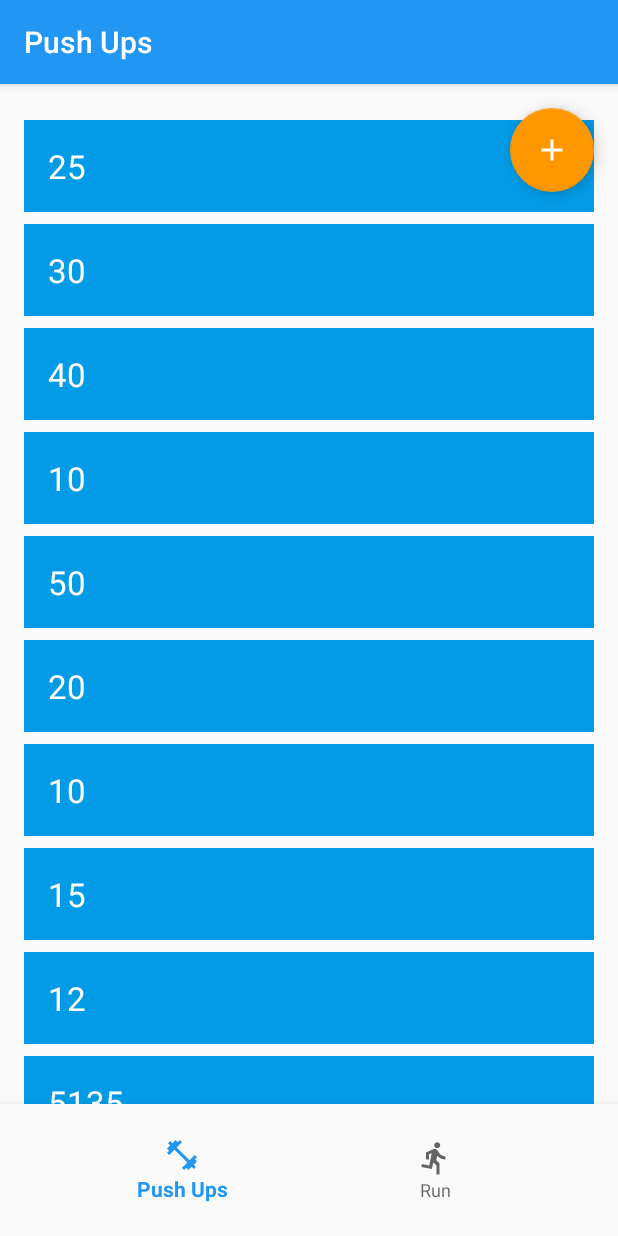
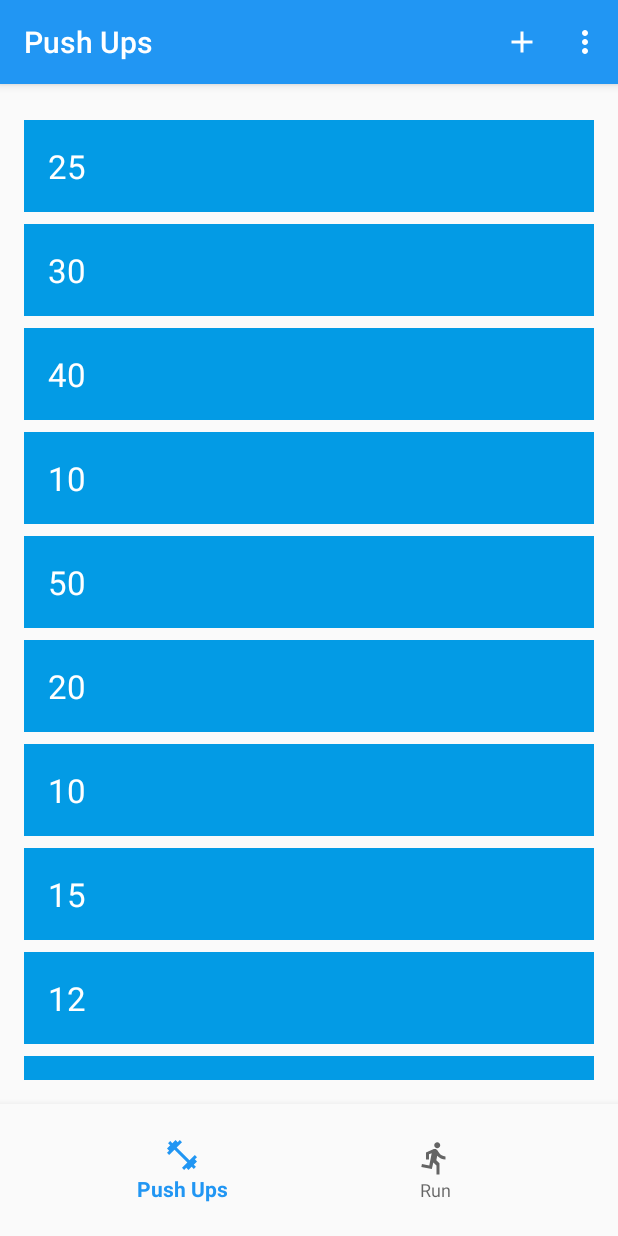
Before and after one commit to Kyuuari/Workup, an Android app: the screen it shows after launch (MainActivity), on a phone screen of 412 x 824 dp. Run offline under Robolectric (Android 15) with nearby library versions, the phone set to English and light mode, and no system bars; our stand-ins replace Room's generated code, navigation-ui.

Commit message:
added run dao

```diff
--- a/app/build.gradle
+++ b/app/build.gradle
@@ -17,6 +17,10 @@ android {
             proguardFiles getDefaultProguardFile('proguard-android-optimize.txt'), 'proguard-rules.pro'
         }
     }
+    compileOptions {
+        sourceCompatibility = 1.8
+        targetCompatibility = 1.8
+    }
 }
 
 dependencies {
--- a/app/src/main/java/sheridan/caric/project/db/PushupDao.java
+++ b/app/src/main/java/sheridan/caric/project/db/PushupDao.java
@@ -5,6 +5,7 @@ import java.util.List;
 
 import androidx.lifecycle.LiveData;
 import androidx.room.Dao;
+import androidx.room.Delete;
 import androidx.room.Insert;
 import androidx.room.OnConflictStrategy;
 import androidx.room.Query;
@@ -14,9 +15,15 @@ public interface PushupDao {
     @Insert(onConflict = OnConflictStrategy.IGNORE)
     void insert(Pushup pushup);
 
-    @Query("DELETE FROM pushup_table")
-    void deleteAll();
+    @Delete
+    void deletePushup(Pushup pushup);
+
+    @Query("DELETE FROM pushup_table WHERE id = :id")
+    void deletePushupById(long id);
 
     @Query("SELECT * from pushup_table ORDER BY id ASC")
     LiveData<List<Pushup>> getAllPushups();
+
+    @Query("DELETE FROM pushup_table")
+    void deleteAllPushups();
 }
--- /dev/null
+++ b/app/src/main/java/sheridan/caric/project/db/RunDao.java
@@ -0,0 +1,28 @@
+package sheridan.caric.project.db;
+
+import java.util.List;
+
+import androidx.lifecycle.LiveData;
+import androidx.room.Dao;
+import androidx.room.Delete;
+import androidx.room.Insert;
+import androidx.room.OnConflictStrategy;
+import androidx.room.Query;
+
+@Dao
+public interface RunDao {
+    @Insert(onConflict = OnConflictStrategy.IGNORE)
+    void insert(Run run);
+
+    @Delete
+    void deleteRun(Run run);
+
+    @Query("DELETE FROM run_table WHERE id = :id")
+    void deleteRunById(long id);
+
+    @Query("SELECT * from run_table ORDER BY id ASC")
+    LiveData<List<Pushup>> getAllRuns();
+
+    @Query("DELETE FROM run_table")
+    void deleteAllRuns();
+}
--- a/app/src/main/java/sheridan/caric/project/db/WorkOutRoomDatabase.java
+++ b/app/src/main/java/sheridan/caric/project/db/WorkOutRoomDatabase.java
@@ -9,9 +9,10 @@ import androidx.room.Room;
 import androidx.room.RoomDatabase;
 import androidx.sqlite.db.SupportSQLiteDatabase;
 
-@Database(entities ={Pushup.class},version = 1,exportSchema = false)
+@Database(entities ={Pushup.class,Run.class},version = 1,exportSchema = false)
 public abstract class WorkOutRoomDatabase extends RoomDatabase {
     public abstract PushupDao pushupDao();
+    public abstract RunDao runDao();
     private static WorkOutRoomDatabase INSTANCE;
 
     public static WorkOutRoomDatabase getDatabase(final Context context) {
@@ -49,11 +50,13 @@ public abstract class WorkOutRoomDatabase extends RoomDatabase {
     //Inner Class
     private static class PopulateDbAsync extends AsyncTask<Void, Void, Void> {
 
-        private final PushupDao mDao;
+        private final RunDao runDao;
+        private final PushupDao pushupDao;
         long[] pushes = {25,30,40,10,50,20,10,15,12,5135,4123,12,443,21};
 
         PopulateDbAsync(WorkOutRoomDatabase db) {
-            mDao = db.pushupDao();
+            pushupDao = db.pushupDao();
+            runDao = db.runDao();
         }
 
         @Override
@@ -61,11 +64,11 @@ public abstract class WorkOutRoomDatabase extends RoomDatabase {
             // Start the app with a clean database every time.
             // Not needed if you only populate the database
             // when it is first created
-            mDao.deleteAll();
+            pushupDao.deleteAllPushups();
 
             for (int i = 0; i <= pushes.length - 1; i++) {
                 Pushup pushup = new Pushup(pushes[i]);
-                mDao.insert(pushup);
+                pushupDao.insert(pushup);
             }
             return null;
         }
--- a/app/src/main/java/sheridan/caric/project/ui/PushupListAdapter.java
+++ b/app/src/main/java/sheridan/caric/project/ui/PushupListAdapter.java
@@ -1,27 +1,42 @@
 package sheridan.caric.project.ui;
 
 import android.content.Context;
+import android.content.DialogInterface;
 import android.view.LayoutInflater;
 import android.view.View;
 import android.view.ViewGroup;
 import android.widget.TextView;
+import android.widget.Toast;
 
 import java.util.List;
+import java.util.zip.Inflater;
 
+import androidx.appcompat.app.AlertDialog;
+import androidx.appcompat.app.AppCompatActivity;
+import androidx.fragment.app.DialogFragment;
+import androidx.fragment.app.FragmentManager;
+import androidx.lifecycle.ViewModel;
+import androidx.lifecycle.ViewModelProvider;
+import androidx.lifecycle.ViewModelProviders;
 import androidx.recyclerview.widget.RecyclerView;
 import sheridan.caric.project.R;
 import sheridan.caric.project.db.Pushup;
+import sheridan.caric.project.ui.pushups.PushupViewModel;
 
 public class PushupListAdapter extends RecyclerView.Adapter<PushupListAdapter.PushupViewHolder> {
 
     private final LayoutInflater mInflater;
-    private List<Pushup> mPushups; // Cached copy of words
+    private List<Pushup> mPushups;
+    private View itemView;
+    private View.OnClickListener mOnItemClickListener;
+
 
     public PushupListAdapter(Context context) { mInflater = LayoutInflater.from(context); }
 
     @Override
     public PushupViewHolder onCreateViewHolder(ViewGroup parent, int viewType) {
-        View itemView = mInflater.inflate(R.layout.recyclerview_item, parent, false);
+        itemView = mInflater.inflate(R.layout.recyclerview_item, parent, false);
+//        itemView.setOnClickListener(v->openDialog());
         return new PushupViewHolder(itemView);
     }
 
@@ -29,10 +44,11 @@ public class PushupListAdapter extends RecyclerView.Adapter<PushupListAdapter.Pu
     public void onBindViewHolder(PushupViewHolder holder, int position) {
         if (mPushups != null) {
             Pushup current = mPushups.get(position);
-            holder.wordItemView.setText(String.valueOf(current.getAmount()));
+            holder.pushupsItemView.setText(String.valueOf(current.getAmount()));
+            holder.pushupsItemView.setId(position);
         } else {
             // Covers the case of data not being ready yet.
-            holder.wordItemView.setText("No Word");
+            holder.pushupsItemView.setText("No Pushups Set");
         }
     }
 
@@ -40,6 +56,17 @@ public class PushupListAdapter extends RecyclerView.Adapter<PushupListAdapter.Pu
         mPushups = pushups;
         notifyDataSetChanged();
     }
+
+    public void openDialog(){
+        FragmentManager manager = ((AppCompatActivity)itemView.getContext()).getSupportFragmentManager();
+        DialogFragment frag = new PushupsEditDialog();
+        frag.show(manager,"Hello");
+    }
+
+    public void setOnItemClickListener(View.OnClickListener itemClickListener) {
+        mOnItemClickListener = itemClickListener;
+    }
+
 
     // getItemCount() is called many times, and when it is first called,
     // mWords has not been updated (means initially, it's null, and we can't return null).
@@ -51,11 +78,21 @@ public class PushupListAdapter extends RecyclerView.Adapter<PushupListAdapter.Pu
     }
 
     class PushupViewHolder extends RecyclerView.ViewHolder {
-        private final TextView wordItemView;
+        private final TextView pushupsItemView;
+        private Pushup pushup;
 
         private PushupViewHolder(View itemView) {
             super(itemView);
-            wordItemView = itemView.findViewById(R.id.textView);
+            pushupsItemView = itemView.findViewById(R.id.textView);
+            itemView.setTag(this);
+            itemView.setOnClickListener(mOnItemClickListener);
+        }
+
+        public void setPushup(Pushup pushup) {
+            this.pushup = pushup;
         }
     }
+
+
+
 }
--- a/app/src/main/java/sheridan/caric/project/ui/pushups/PushupFragment.java
+++ b/app/src/main/java/sheridan/caric/project/ui/pushups/PushupFragment.java
@@ -1,15 +1,25 @@
 package sheridan.caric.project.ui.pushups;
 
 import android.os.Bundle;
+import android.util.Log;
 import android.view.LayoutInflater;
+import android.view.Menu;
+import android.view.MenuInflater;
+import android.view.MenuItem;
 import android.view.View;
 import android.view.ViewGroup;
+import android.widget.Toast;
+
+import com.google.android.material.floatingactionbutton.FloatingActionButton;
 
 import java.util.List;
 
 import androidx.annotation.Nullable;
 import androidx.annotation.NonNull;
+import androidx.appcompat.app.AppCompatActivity;
+import androidx.fragment.app.DialogFragment;
 import androidx.fragment.app.Fragment;
+import androidx.fragment.app.FragmentManager;
 import androidx.lifecycle.Observer;
 import androidx.lifecycle.ViewModelProviders;
 import androidx.recyclerview.widget.LinearLayoutManager;
@@ -17,25 +27,49 @@ import androidx.recyclerview.widget.RecyclerView;
 import sheridan.caric.project.R;
 import sheridan.caric.project.db.Pushup;
 import sheridan.caric.project.ui.PushupListAdapter;
+import sheridan.caric.project.ui.PushupsEditDialog;
 
 public class PushupFragment extends Fragment {
 
     private PushupViewModel pushupViewModel;
+    private List<Pushup> mPushups;
+    private RecyclerView recyclerView;
+    private View.OnClickListener onItemClickListener = new View.OnClickListener() {
+        @Override
+        public void onClick(View v) {
+
+                RecyclerView.ViewHolder viewHolder = (RecyclerView.ViewHolder) v.getTag();
+                long position = viewHolder.getAdapterPosition();
+                //pushupViewModel.deleteById();
+                //viewHolder.getItemId();
+                //viewHolder.getItemViewType();
+                //viewHolder.itemView;
+                //TestItem thisItem = mTestItemList.get(position)
+                Toast.makeText(getContext(), "You Clicked: " + position, Toast.LENGTH_SHORT).show();
+
+        }
+    };
 
     public View onCreateView(@NonNull LayoutInflater inflater,
                              ViewGroup container, Bundle savedInstanceState) {
-//        View view = getLayoutInflater().inflate();
 
+        setHasOptionsMenu(true);
         pushupViewModel =
                 ViewModelProviders.of(this).get(PushupViewModel.class);
 
         View view = inflater.inflate(R.layout.fragment_pushup, container, false);
-        RecyclerView recyclerView = view.findViewById(R.id.recyclerview);
+        recyclerView = view.findViewById(R.id.recyclerview);
+
+
+        //listener for fab
+//        FloatingActionButton fab = view.findViewById(R.id.fab);
+//        fab.setOnClickListener(v -> addPushups());
 
         final PushupListAdapter adapter = new PushupListAdapter(getContext());
+        recyclerView.setLayoutManager(new LinearLayoutManager(getContext()));
         recyclerView.setAdapter(adapter);
-        recyclerView.setLayoutManager(new LinearLayoutManager(getContext()));
 
+        adapter.setOnItemClickListener(onItemClickListener);
 
         pushupViewModel.getAllPushups().observe(this, new Observer<List<Pushup>>() {
             @Override
@@ -44,13 +78,39 @@ public class PushupFragment extends Fragment {
                 adapter.setPushups(pushups);
             }
         });
-        //final TextView textView = view.findViewById(R.id.text_home);
-//        pushupViewModel.getText().observe(this, new Observer<String>() {
-//            @Override
-//            public void onChanged(@Nullable String s) {
-//                textView.setText(s);
-//            }
-//        });
+
+
+
         return view;
     }
-}
+
+    @Override
+    public void onCreateOptionsMenu(@NonNull Menu menu, @NonNull MenuInflater inflater) {
+        super.onCreateOptionsMenu(menu, inflater);
+        inflater.inflate(R.menu.main_menu, menu);
+    }
+
+    @Override
+    public boolean onOptionsItemSelected(@NonNull MenuItem item) {
+        switch (item.getItemId()) {
+            case R.id.menu_add:
+                openDialog();
+                return true;
+            case R.id.menu_deleteAll:
+                pushupViewModel.deleteAll();
+                return true;
+            default:
+                return super.onOptionsItemSelected(item);
+        }
+    }
+
+    public void openDialog(){
+        FragmentManager manager = ((AppCompatActivity)this.getContext()).getSupportFragmentManager();
+        DialogFragment frag = new PushupsEditDialog();
+        frag.show(manager,"Hello");
+    }
+
+
+
+
+};
--- a/app/src/main/res/layout/activity_main.xml
+++ b/app/src/main/res/layout/activity_main.xml
@@ -1,12 +1,27 @@
 <?xml version="1.0" encoding="utf-8"?>
 <androidx.coordinatorlayout.widget.CoordinatorLayout xmlns:android="http://schemas.android.com/apk/res/android"
     xmlns:app="http://schemas.android.com/apk/res-auto"
+    xmlns:tools="http://schemas.android.com/tools"
     android:id="@+id/container"
     android:layout_width="match_parent"
     android:layout_height="match_parent"
 
     android:orientation="vertical">
 
+
+    <androidx.constraintlayout.widget.ConstraintLayout
+        android:id="@+id/constraintLayout"
+        android:layout_width="match_parent"
+        android:layout_height="match_parent">
+
+        <include
+            layout="@layout/content_main"
+            android:layout_width="0dp"
+            android:layout_height="0dp"
+            app:layout_constraintBottom_toTopOf="@+id/nav_view"
+            app:layout_constraintEnd_toEndOf="parent"
+            app:layout_constraintStart_toStartOf="parent"
+            app:layout_constraintTop_toTopOf="parent" />
 
         <com.google.android.material.bottomnavigation.BottomNavigationView
             android:id="@+id/nav_view"
@@ -15,13 +30,12 @@
             android:layout_gravity="bottom|end"
             android:background="?android:attr/windowBackground"
             android:padding="16dp"
+            app:layout_constraintBottom_toBottomOf="parent"
+            app:layout_constraintEnd_toEndOf="parent"
+            app:layout_constraintStart_toStartOf="parent"
             app:menu="@menu/bottom_nav_menu">
 
         </com.google.android.material.bottomnavigation.BottomNavigationView>
-
-    <include
-        layout="@layout/content_main"
-        android:layout_width="match_parent"
-        android:layout_height="match_parent" />
+    </androidx.constraintlayout.widget.ConstraintLayout>
 
 </androidx.coordinatorlayout.widget.CoordinatorLayout>
--- a/app/src/main/res/layout/fragment_pushup.xml
+++ b/app/src/main/res/layout/fragment_pushup.xml
@@ -12,12 +12,4 @@
         android:layout_margin="16dp"
         tools:listitem="@layout/recyclerview_item" />
 
-    <com.google.android.material.floatingactionbutton.FloatingActionButton
-        android:id="@+id/fab"
-        android:layout_width="wrap_content"
-        android:layout_height="wrap_content"
-        android:layout_gravity="top|end"
-        android:layout_margin="16dp"
-        android:src="@drawable/ic_add_24dp" />
-
 </FrameLayout>
--- a/app/src/main/res/menu/edit_menu.xml
+++ /dev/null
@@ -1,4 +0,0 @@
-<?xml version="1.0" encoding="utf-8"?>
-<menu xmlns:android="http://schemas.android.com/apk/res/android">
-
-</menu>
--- /dev/null
+++ b/app/src/main/res/menu/main_menu.xml
@@ -0,0 +1,15 @@
+<?xml version="1.0" encoding="utf-8"?>
+<menu
+    xmlns:app="http://schemas.android.com/apk/res-auto"
+    xmlns:android="http://schemas.android.com/apk/res/android">
+    <item
+        android:id="@+id/menu_add"
+        android:icon="@drawable/ic_add_24dp"
+        android:title="Add Event"
+        app:showAsAction="always|withText" />
+    <item
+        android:id="@+id/menu_deleteAll"
+        android:orderInCategory="100"
+        android:title="Delete All"
+        app:showAsAction="never" />
+</menu>
```
Also changed, not shown: app/src/main/java/sheridan/caric/project/WorkOutRepository.java (+30 -0 lines), app/src/main/java/sheridan/caric/project/db/Run.java (added, +36 -0 lines), app/src/main/java/sheridan/caric/project/db/RunRoomDatabase.java (added, +76 -0 lines), app/src/main/java/sheridan/caric/project/ui/PushupsEditDialog.java (added, +61 -0 lines), app/src/main/java/sheridan/caric/project/ui/pushups/PushupViewModel.java (+7 -0 lines), app/src/main/java/sheridan/caric/project/ui/run/RunFragment.java (+3 -9 lines), app/src/main/res/drawable/ic_edit_b24dp.xml (added, +9 -0 lines), app/src/main/res/layout/dialog_edit_pushup.xml (added, +23 -0 lines), app/src/main/res/layout/fragment_run.xml (+9 -13 lines). Lines whose indentation alone changed are shown as unchanged.
